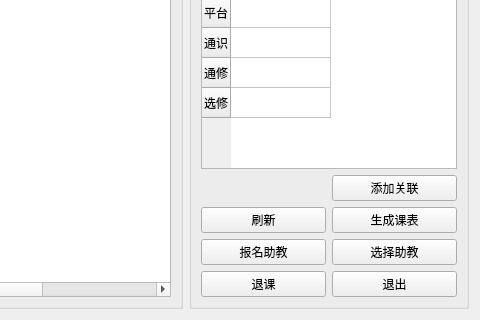
Qt form SCMS/StudentOwnCourseWidget.ui (KyokaiNoKanata/SCMS) before a commit; both pictures show x 167 to 647 and y 125 to 445 of the 647 by 445 pixel window.
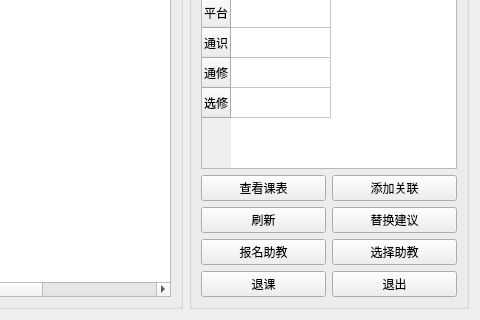
The same form after that commit.

Diff of the .ui file:
```diff
--- a/SCMS/StudentOwnCourseWidget.ui
+++ b/SCMS/StudentOwnCourseWidget.ui
@@ -116,7 +116,7 @@
       <item row="2" column="1">
        <widget class="QPushButton" name="pushButton_6">
         <property name="text">
-         <string>生成课表</string>
+         <string>替换建议</string>
         </property>
        </widget>
       </item>
@@ -173,6 +173,13 @@
         </property>
        </widget>
       </item>
+      <item row="1" column="0">
+       <widget class="QPushButton" name="pushButton_8">
+        <property name="text">
+         <string>查看课表</string>
+        </property>
+       </widget>
+      </item>
      </layout>
     </widget>
    </item>
```
Left out of the diff: 17 changed lines with no effect on the pictures.
